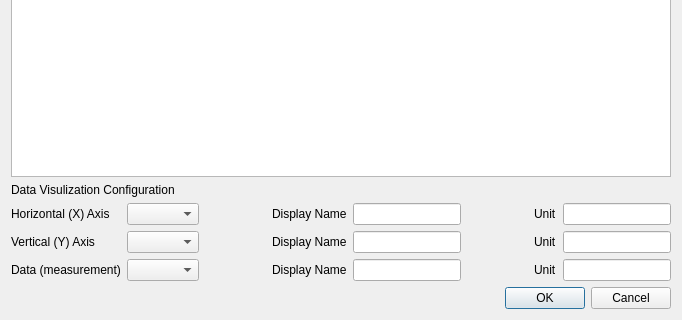
First picture: the form in config_view.ui, repository robbyls/comp696, before the edit; both pictures show x 0 to 682 and y 229 to 549 of the 682 by 549 pixel window.
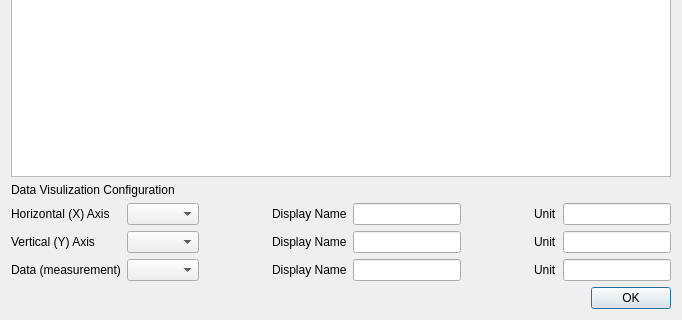
Second picture: the form after the edit.

Commit message: 1. added the feature to save configuration, 2. fixed the tab order 3. use the same range for pop-up plot.

What changed in the file:
```diff
--- a/config_view.ui
+++ b/config_view.ui
@@ -160,7 +160,7 @@
       <enum>Qt::Horizontal</enum>
      </property>
      <property name="standardButtons">
-      <set>QDialogButtonBox::Cancel|QDialogButtonBox::Ok</set>
+      <set>QDialogButtonBox::Ok</set>
      </property>
     </widget>
    </item>
```
Left out of the diff: 12 changed lines with no effect on the pictures. The commit also changes 7 other files.
